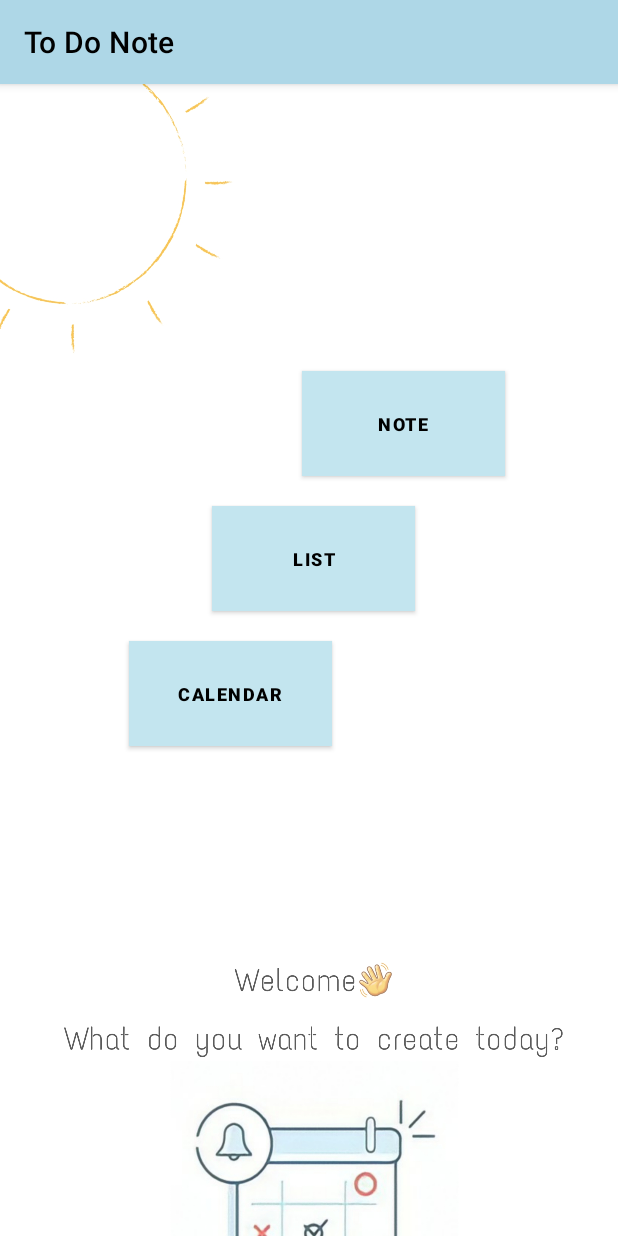
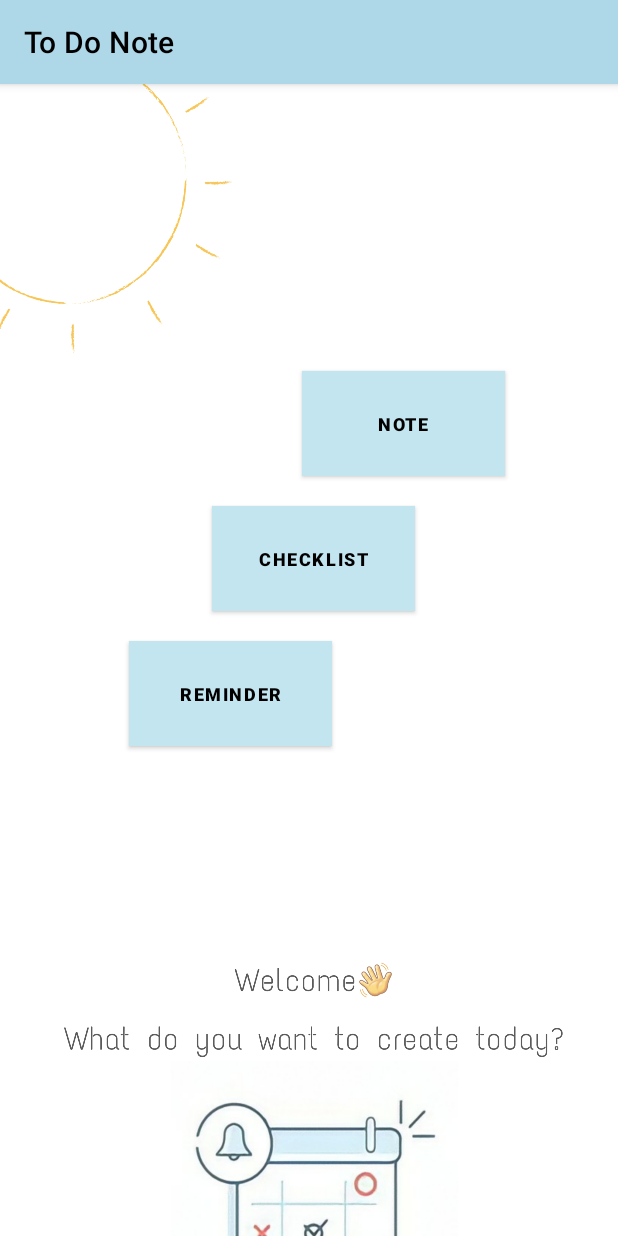
Before and after one commit to Viraa007/TAM-KELOMPOK-X, an Android app: the screen it shows after launch (MainActivity), on a phone screen of 412 x 824 dp. Run offline under Robolectric (Android 15) with nearby library versions, the phone set to English and light mode, and no system bars.

Commit message:
commit 3

```diff
--- a/app/src/main/res/layout/activity_fitur_calendar.xml
+++ b/app/src/main/res/layout/activity_fitur_calendar.xml
@@ -18,7 +18,7 @@
             android:layout_marginStart="16dp"
             android:layout_marginTop="16dp"
             android:layout_marginBottom="16dp"
-            android:text="Calendar | Reminder"
+            android:text="Reminder"
             android:textColor="@android:color/black"
             android:textSize="20sp"
             android:textStyle="bold" />
--- a/app/src/main/res/layout/activity_fitur_list.xml
+++ b/app/src/main/res/layout/activity_fitur_list.xml
@@ -18,7 +18,7 @@
             android:layout_marginStart="16dp"
             android:layout_marginTop="16dp"
             android:layout_marginBottom="16dp"
-            android:text="To-do List | Checklist"
+            android:text="Checklist"
             android:textColor="@android:color/black"
             android:textSize="20sp"
             android:textStyle="bold" />
--- a/app/src/main/res/layout/activity_fitur_note.xml
+++ b/app/src/main/res/layout/activity_fitur_note.xml
@@ -20,7 +20,7 @@
             android:layout_marginStart="16dp"
             android:layout_marginTop="16dp"
             android:layout_marginBottom="16dp"
-            android:text="Memo | Notes"
+            android:text="Note"
             android:textColor="@android:color/black"
             android:textSize="20sp"
             android:textStyle="bold" />
--- a/app/src/main/res/layout/activity_main.xml
+++ b/app/src/main/res/layout/activity_main.xml
@@ -33,7 +33,7 @@
         android:layout_marginStart="125dp"
         android:layout_marginTop="10dp"
         android:background="@drawable/bg1"
-        android:text="@string/list"
+        android:text="@string/checklist"
         android:textSize="12sp"
         android:textStyle="bold"
         app:backgroundTint="@null" />
@@ -45,7 +45,7 @@
         android:layout_marginStart="70dp"
         android:layout_marginTop="20dp"
         android:background="@drawable/bg1"
-        android:text="@string/calendar"
+        android:text="@string/reminder"
         android:textSize="12sp"
         android:textStyle="bold"
         app:backgroundTint="@null" />
--- a/app/src/main/res/values/strings.xml
+++ b/app/src/main/res/values/strings.xml
@@ -6,6 +6,6 @@
     <string name="new_task">New Task</string>
     <string name="kegiatan">Kegiatan</string>
     <string name="note">Note</string>
-    <string name="calendar">Calendar</string>
-    <string name="list">List</string>
+    <string name="checklist">Checklist</string>
+    <string name="reminder">Reminder</string>
 </resources>
```
